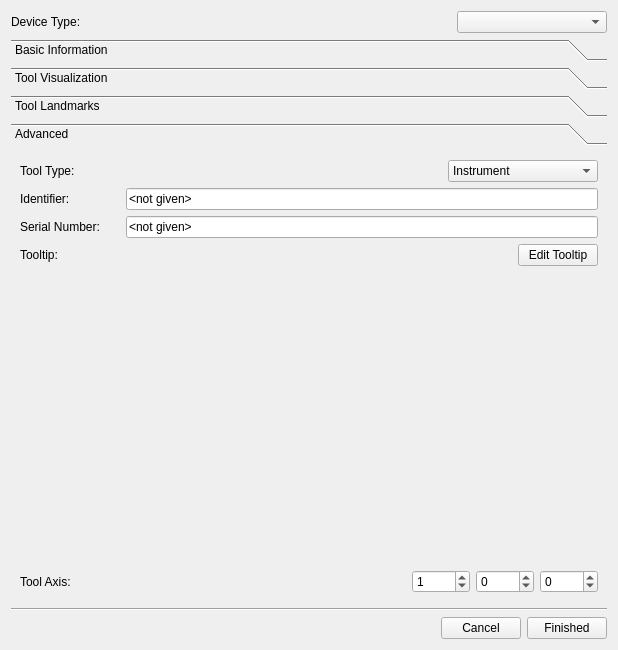
This is Modules/IGTUI/Qmitk/QmitkNavigationToolCreationWidget.ui in zhaomengxiao/LancetMITK as Qt 5 draws it before an edit. The edited form follows.
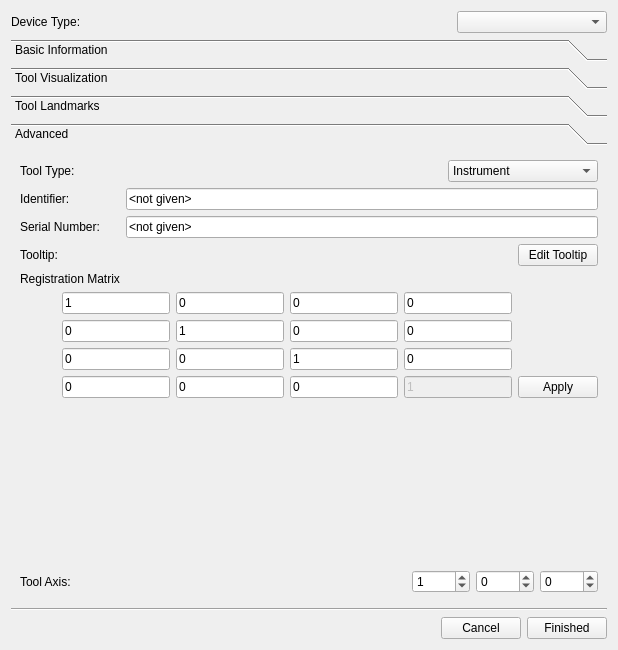
This is the edited form. The open tabs and pages were chosen to show the change. Custom widgets are drawn as their Qt base class.

Commit message:
add  tool registration matrix to Navigation Tool
1. Add member m_ToolRegistrationMatrix , An mitk::AffineTransform3D::Pointer can be set to it.
2. NavigationTool Reader and Writer can parse and parse  the matrix for later use.
3. When create the IGT pipeline, the matrix can set to visulizationFilter by calling setOffset.
4. In NavigationToolCreationWidget, the matrix can be seen, edit and save.

What changed in the file:
```diff
--- a/Modules/IGTUI/Qmitk/QmitkNavigationToolCreationWidget.ui
+++ b/Modules/IGTUI/Qmitk/QmitkNavigationToolCreationWidget.ui
@@ -301,7 +301,7 @@
         <x>0</x>
         <y>0</y>
         <width>600</width>
-        <height>433</height>
+        <height>460</height>
        </rect>
       </property>
       <attribute name="label">
@@ -450,6 +450,165 @@
          </item>
         </layout>
        </item>
+       <item>
+        <widget class="QLabel" name="label_9">
+         <property name="text">
+          <string>Registration Matrix</string>
+         </property>
+        </widget>
+       </item>
+       <item>
+        <layout class="QGridLayout" name="gridLayout">
+         <item row="0" column="2">
+          <widget class="QLineEdit" name="lineEdit_offsetMatrix_4">
+           <property name="text">
+            <string>0</string>
+           </property>
+          </widget>
+         </item>
+         <item row="2" column="1">
+          <widget class="QLineEdit" name="lineEdit_offsetMatrix_2">
+           <property name="text">
+            <string>0</string>
+           </property>
+          </widget>
+         </item>
+         <item row="0" column="3">
+          <widget class="QLineEdit" name="lineEdit_offsetMatrix_8">
+           <property name="text">
+            <string>0</string>
+           </property>
+          </widget>
+         </item>
+         <item row="1" column="1">
+          <widget class="QLineEdit" name="lineEdit_offsetMatrix_1">
+           <property name="text">
+            <string>0</string>
+           </property>
+          </widget>
+         </item>
+         <item row="1" column="3">
+          <widget class="QLineEdit" name="lineEdit_offsetMatrix_9">
+           <property name="text">
+            <string>0</string>
+           </property>
+          </widget>
+         </item>
+         <item row="3" column="1">
+          <widget class="QLineEdit" name="lineEdit_offsetMatrix_3">
+           <property name="text">
+            <string>0</string>
+           </property>
+          </widget>
+         </item>
+         <item row="1" column="4">
+          <widget class="QLineEdit" name="lineEdit_offsetMatrix_13">
+           <property name="text">
+            <string>0</string>
+           </property>
+          </widget>
+         </item>
+         <item row="1" column="2">
+          <widget class="QLineEdit" name="lineEdit_offsetMatrix_5">
+           <property name="text">
+            <string>1</string>
+           </property>
+          </widget>
+         </item>
+         <item row="2" column="2">
+          <widget class="QLineEdit" name="lineEdit_offsetMatrix_6">
+           <property name="text">
+            <string>0</string>
+           </property>
+          </widget>
+         </item>
+         <item row="1" column="0">
+          <spacer name="horizontalSpacer_3">
+           <property name="orientation">
+            <enum>Qt::Horizontal</enum>
+           </property>
+           <property name="sizeHint" stdset="0">
+            <size>
+             <width>40</width>
+             <height>20</height>
+            </size>
+           </property>
+          </spacer>
+         </item>
+         <item row="3" column="4">
+          <widget class="QLineEdit" name="lineEdit_offsetMatrix_15">
+           <property name="enabled">
+            <bool>false</bool>
+           </property>
+           <property name="text">
+            <string>1</string>
+           </property>
+          </widget>
+         </item>
+         <item row="3" column="2">
+          <widget class="QLineEdit" name="lineEdit_offsetMatrix_7">
+           <property name="text">
+            <string>0</string>
+           </property>
+          </widget>
+         </item>
+         <item row="2" column="4">
+          <widget class="QLineEdit" name="lineEdit_offsetMatrix_14">
+           <property name="text">
+            <string>0</string>
+           </property>
+          </widget>
+         </item>
+         <item row="2" column="3">
+          <widget class="QLineEdit" name="lineEdit_offsetMatrix_10">
+           <property name="text">
+            <string>1</string>
+           </property>
+          </widget>
+         </item>
+         <item row="3" column="3">
+          <widget class="QLineEdit" name="lineEdit_offsetMatrix_11">
+           <property name="text">
+            <string>0</string>
+           </property>
+          </widget>
+         </item>
+         <item row="0" column="4">
+          <widget class="QLineEdit" name="lineEdit_offsetMatrix_12">
+           <property name="text">
+            <string>0</string>
+           </property>
+          </widget>
+         </item>
+         <item row="0" column="1">
+          <widget class="QLineEdit" name="lineEdit_offsetMatrix_0">
+           <property name="text">
+            <string>1</string>
+           </property>
+          </widget>
+         </item>
+         <item row="1" column="5">
+          <spacer name="horizontalSpacer_7">
+           <property name="orientation">
+            <enum>Qt::Horizontal</enum>
+           </property>
+           <property name="sizeHint" stdset="0">
+            <size>
+             <width>40</width>
+             <height>20</height>
+            </size>
+           </property>
+          </spacer>
+         </item>
+         <item row="3" column="5">
+          <widget class="QPushButton" name="pushButton_applyRegMatrix">
+           <property name="text">
+            <string>Apply</string>
+           </property>
+          </widget>
+         </item>
+        </layout>
+       </item>
        <item>
         <spacer name="verticalSpacer">
          <property name="orientation">
```
Left out of the diff: 8 changed lines with no effect on the pictures. The commit also changes 8 other files.
